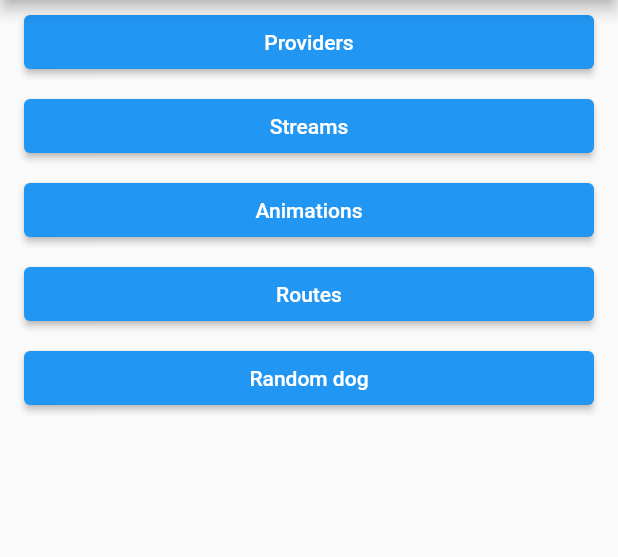
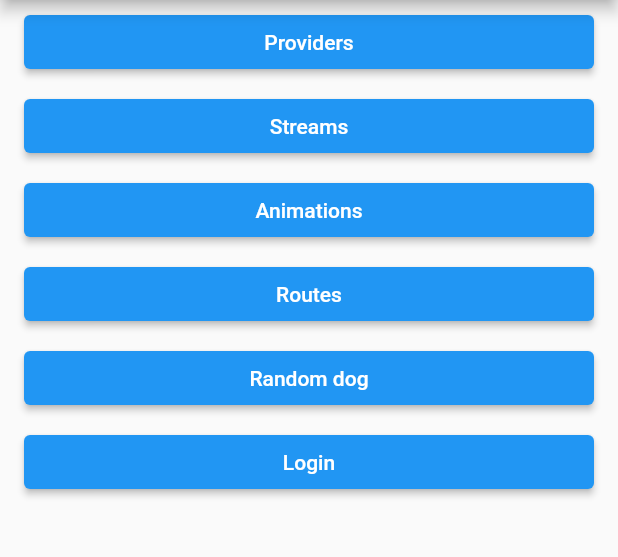
Before and after one commit to davicorpedev/learning, a Flutter app: the screen it shows after launch, on a phone screen of 412 x 824 dp, the part 84-641 px from its top. Run offline on Flutter 3.47's test engine with Material 2 defaults, Android fonts, the phone set to English and light mode, and no system bars; our stand-ins replace bloc, dartz, equatable, flutter_bloc, get_it, video_player.

```diff
--- a/lib/presentation/app.dart
+++ b/lib/presentation/app.dart
@@ -54,7 +54,15 @@ class App extends StatelessWidget {
               title: ElevatedButton(
                 child: Text("Random dog"),
                 onPressed: () {
-                  Navigator.pushNamed(context, routePageRandomDog);
+                  Navigator.pushNamed(context, randomDogPageRoute);
+                },
+              ),
+            ),
+            ListTile(
+              title: ElevatedButton(
+                child: Text("Login"),
+                onPressed: () {
+                  Navigator.pushNamed(context, loginPageRoute);
                 },
               ),
             ),
--- a/lib/presentation/routes/route_generator.dart
+++ b/lib/presentation/routes/route_generator.dart
@@ -1,6 +1,7 @@
 import 'package:flutter/material.dart';
 import 'package:learning_app/presentation/app.dart';
 import 'package:learning_app/presentation/pages/animation/animation_page.dart';
+import 'package:learning_app/presentation/pages/login/login_page.dart';
 import 'package:learning_app/presentation/pages/provider/provider_page.dart';
 import 'package:learning_app/presentation/pages/random_dog/random_dog_page.dart';
 import 'package:learning_app/presentation/pages/routes/route_page.dart';
@@ -23,15 +24,14 @@ class RouteGenerator {
       case routePageRoute:
         if (args is RoutePageArguments) {
           return MaterialPageRoute(
-            builder: (_) => RoutePage(
-              title: args.title,
-              body: args.body,
-            ),
+            builder: (_) => RoutePage(title: args.title, body: args.body),
           );
         }
         break;
-      case routePageRandomDog:
+      case randomDogPageRoute:
         return MaterialPageRoute(builder: (_) => RandomDogPage());
+      case loginPageRoute:
+        return MaterialPageRoute(builder: (_) => LoginPage());
     }
 
     return _errorRoute();
--- a/lib/presentation/routes/routes.dart
+++ b/lib/presentation/routes/routes.dart
@@ -3,4 +3,5 @@ const String providerPageRoute = '/provider';
 const String streamPageRoute = '/stream';
 const String animationPageRoute = '/animation';
 const String routePageRoute = '/route';
-const String routePageRandomDog = '/random_dog';
+const String randomDogPageRoute = '/random_dog';
+const String loginPageRoute = '/login';
```
Also changed, not shown: lib/presentation/pages/login/login_page.dart (added, +41 -0 lines).
